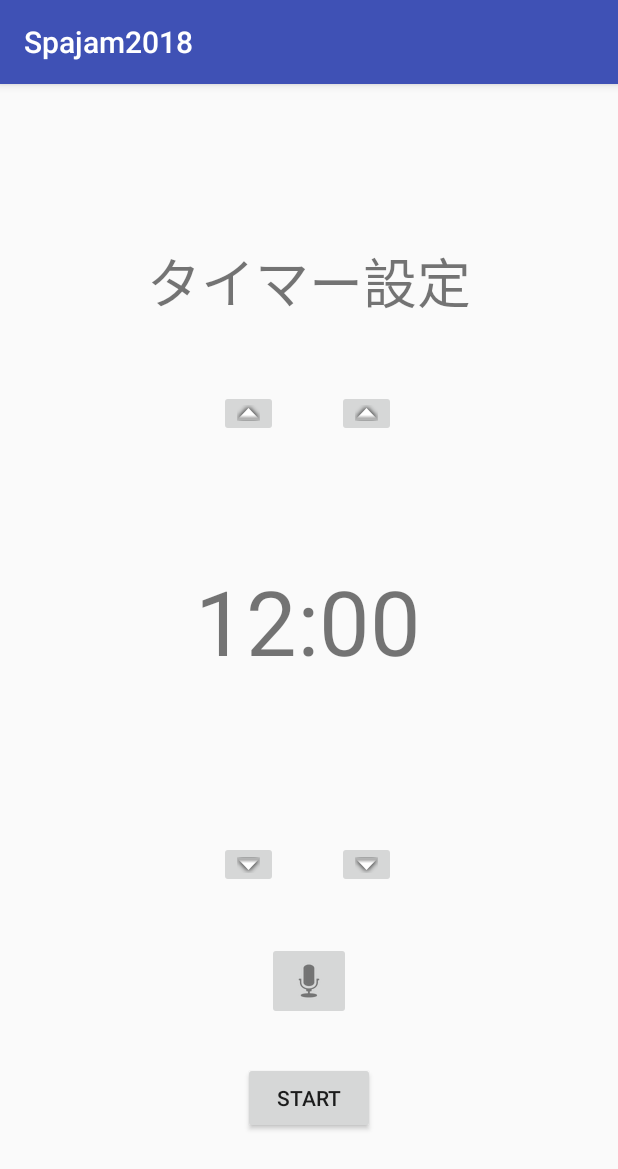
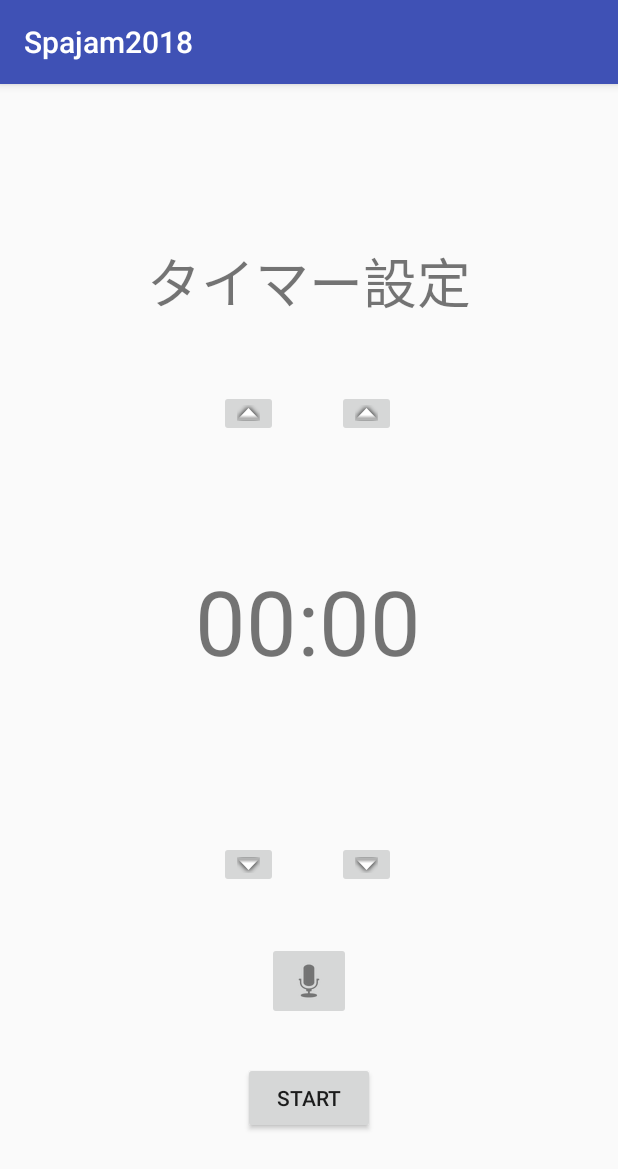
Before and after one commit to youtangai/spajam2018, an Android app: the screen it shows after launch (MainActivity), on a phone screen of 412 x 824 dp. Shown: the top 1169 px of the screen. Run offline under Robolectric (Android 15) with nearby library versions, the phone set to English and light mode, and no system bars; our stand-ins replace Firebase (no records; nobody signed in at launch, a user with empty details on screens opened directly).

Commit message:
set initial timer state 00:00

```diff
--- a/app/src/main/java/com/pig/three/spajam2018/MainActivity.java
+++ b/app/src/main/java/com/pig/three/spajam2018/MainActivity.java
@@ -11,6 +11,7 @@ import com.google.firebase.database.DatabaseReference;
 import com.google.firebase.database.ValueEventListener;
 
 import java.text.SimpleDateFormat;
+import java.util.Calendar;
 
 public class MainActivity extends AppCompatActivity {
     public static String TAG = "com.pig.three.spajam2018";
@@ -21,10 +22,17 @@ public class MainActivity extends AppCompatActivity {
         super.onCreate(savedInstanceState);
         setContentView(R.layout.activity_main);
 
-        dataFormat = new SimpleDateFormat("hh:mm");
+        dataFormat = new SimpleDateFormat("HH:mm");
 
         TextView timerText = findViewById(R.id.timer);
-        timerText.setText(dataFormat.format(0));
+
+        Calendar calendar = Calendar.getInstance();
+        calendar.set(Calendar.HOUR_OF_DAY, 0);
+        calendar.set(Calendar.MINUTE, 0);
+        calendar.set(Calendar.SECOND, 0);
+        calendar.set(Calendar.MILLISECOND, 0);
+
+        timerText.setText(dataFormat.format(calendar.getTime()));
     }
 
     private void testFireBaseDataBase() {
```
